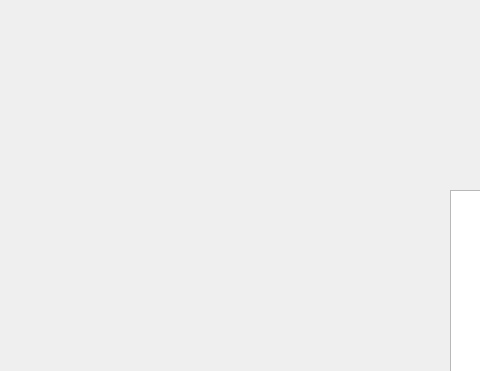
This is LabelDesigner.ui in marvin939/label-designer as Qt 5 draws it before an edit; both pictures show x 0 to 480 and y 0 to 371 of the 794 by 600 pixel window. The edited form follows.
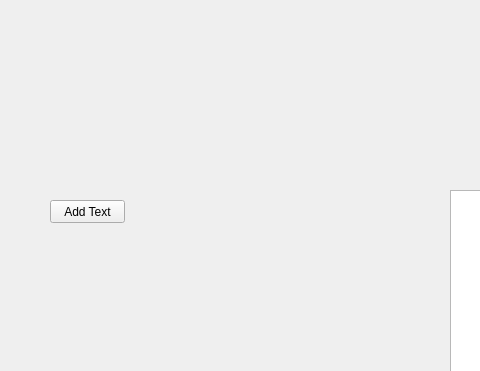
This is the edited form.

Commit message: Added custom text label, editable on double click

Diff of the .ui file:
```diff
--- a/LabelDesigner.ui
+++ b/LabelDesigner.ui
@@ -30,6 +30,19 @@
      <enum>QGraphicsView::RubberBandDrag</enum>
     </property>
    </widget>
+   <widget class="QPushButton" name="addTextBtn">
+    <property name="geometry">
+     <rect>
+      <x>50</x>
+      <y>200</y>
+      <width>75</width>
+      <height>23</height>
+     </rect>
+    </property>
+    <property name="text">
+     <string>Add Text</string>
+    </property>
+   </widget>
   </widget>
   <widget class="QMenuBar" name="menubar">
    <property name="geometry">
```
The commit also changes 4 other files.
